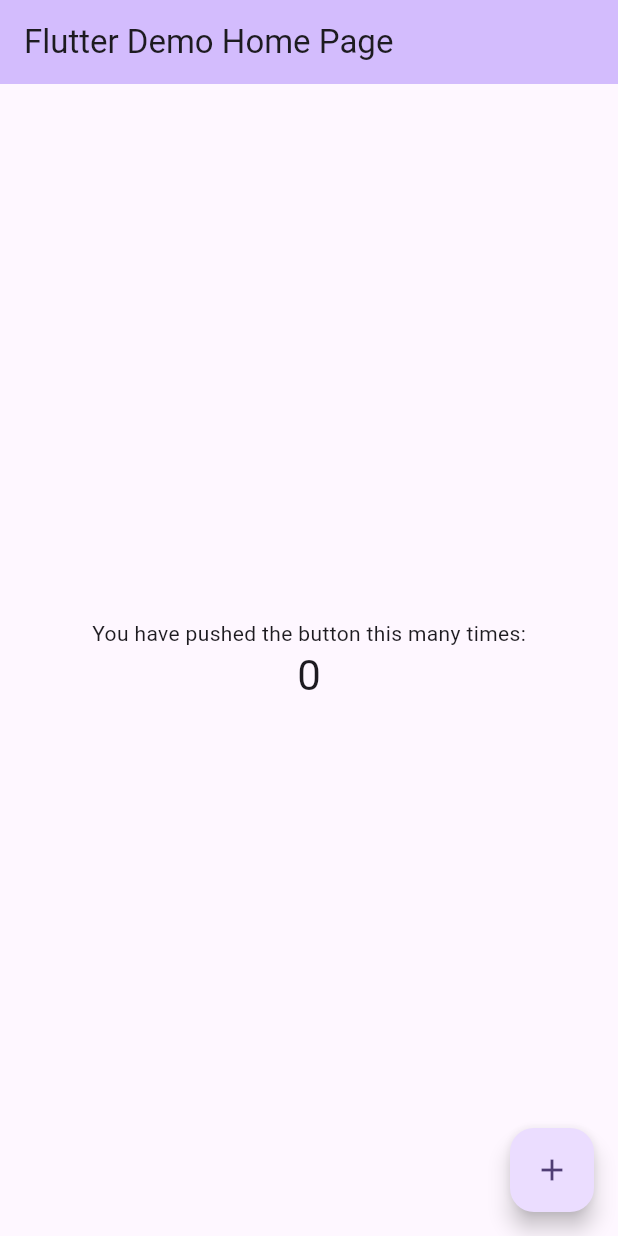
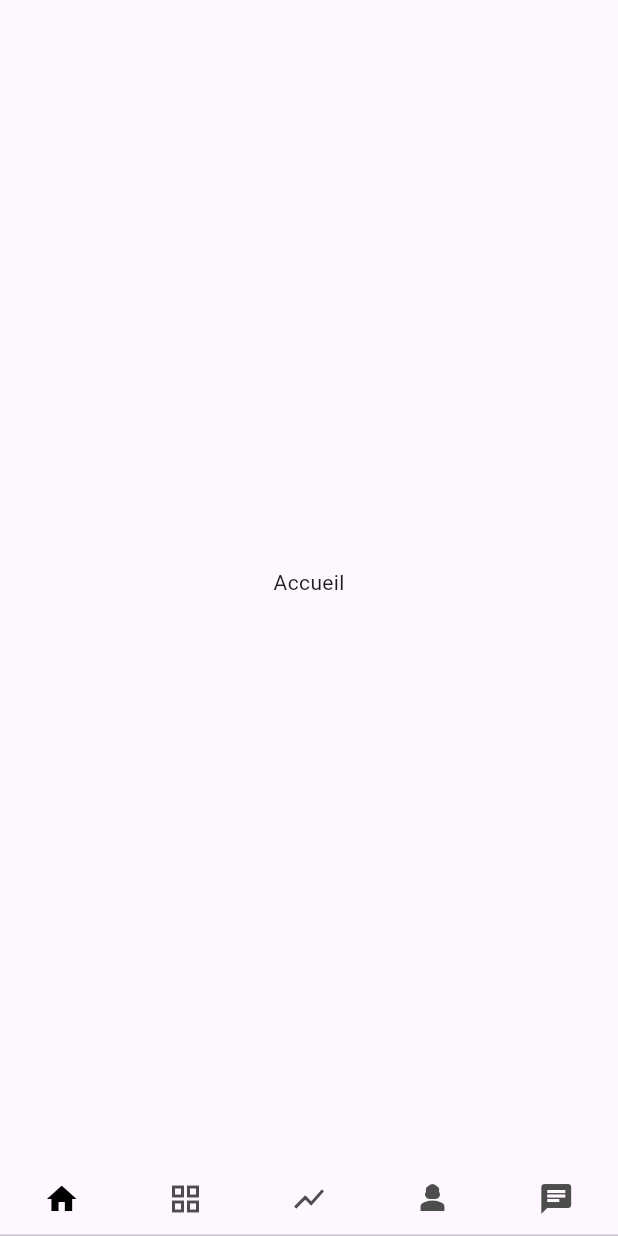
Before and after one commit to seydi-ahmed/OVA, a Flutter app: the screen it shows after launch, on a phone screen of 412 x 824 dp. Run offline on Flutter 3.47's test engine with Material 3 defaults, Android fonts, the phone set to English and light mode, and no system bars.

Commit message:
add menu and page

```diff
--- a/mobile/lib/main.dart
+++ b/mobile/lib/main.dart
@@ -1,4 +1,5 @@
 import 'package:flutter/material.dart';
+import 'widgets/custom_tab_bar.dart';
 
 void main() {
   runApp(const MyApp());
@@ -7,116 +8,32 @@ void main() {
 class MyApp extends StatelessWidget {
   const MyApp({super.key});
 
-  // This widget is the root of your application.
   @override
   Widget build(BuildContext context) {
     return MaterialApp(
-      title: 'Flutter Demo',
+      title: 'SIRA',
       theme: ThemeData(
-        // This is the theme of your application.
-        //
-        // TRY THIS: Try running your application with "flutter run". You'll see
-        // the application has a purple toolbar. Then, without quitting the app,
-        // try changing the seedColor in the colorScheme below to Colors.green
-        // and then invoke "hot reload" (save your changes or press the "hot
-        // reload" button in a Flutter-supported IDE, or press "r" if you used
-        // the command line to start the app).
-        //
-        // Notice that the counter didn't reset back to zero; the application
-        // state is not lost during the reload. To reset the state, use hot
-        // restart instead.
-        //
-        // This works for code too, not just values: Most code changes can be
-        // tested with just a hot reload.
-        colorScheme: ColorScheme.fromSeed(seedColor: Colors.deepPurple),
+        primarySwatch: Colors.blue,
       ),
-      home: const MyHomePage(title: 'Flutter Demo Home Page'),
+      home: const CustomTabBar(),
     );
   }
 }
 
-class MyHomePage extends StatefulWidget {
-  const MyHomePage({super.key, required this.title});
+// class MyHomePage extends StatefulWidget {
+//   const MyHomePage({super.key, required this.title});
 
-  // This widget is the home page of your application. It is stateful, meaning
-  // that it has a State object (defined below) that contains fields that affect
-  // how it looks.
+//   // This widget is the home page of your application. It is stateful, meaning
+//   // that it has a State object (defined below) that contains fields that affect
+//   // how it looks.
 
-  // This class is the configuration for the state. It holds the values (in this
-  // case the title) provided by the parent (in this case the App widget) and
-  // used by the build method of the State. Fields in a Widget subclass are
-  // always marked "final".
+//   // This class is the configuration for the state. It holds the values (in this
+//   // case the title) provided by the parent (in this case the App widget) and
+//   // used by the build method of the State. Fields in a Widget subclass are
+//   // always marked "final".
 
-  final String title;
+//   final String title;
 
-  @override
-  State<MyHomePage> createState() => _MyHomePageState();
-}
-
-class _MyHomePageState extends State<MyHomePage> {
-  int _counter = 0;
-
-  void _incrementCounter() {
-    setState(() {
-      // This call to setState tells the Flutter framework that something has
-      // changed in this State, which causes it to rerun the build method below
-      // so that the display can reflect the updated values. If we changed
-      // _counter without calling setState(), then the build method would not be
-      // called again, and so nothing would appear to happen.
-      _counter++;
-    });
-  }
-
-  @override
-  Widget build(BuildContext context) {
-    // This method is rerun every time setState is called, for instance as done
-    // by the _incrementCounter method above.
-    //
-    // The Flutter framework has been optimized to make rerunning build methods
-    // fast, so that you can just rebuild anything that needs updating rather
-    // than having to individually change instances of widgets.
-    return Scaffold(
-      appBar: AppBar(
-        // TRY THIS: Try changing the color here to a specific color (to
-        // Colors.amber, perhaps?) and trigger a hot reload to see the AppBar
-        // change color while the other colors stay the same.
-        backgroundColor: Theme.of(context).colorScheme.inversePrimary,
-        // Here we take the value from the MyHomePage object that was created by
-        // the App.build method, and use it to set our appbar title.
-        title: Text(widget.title),
-      ),
-      body: Center(
-        // Center is a layout widget. It takes a single child and positions it
-        // in the middle of the parent.
-        child: Column(
-          // Column is also a layout widget. It takes a list of children and
-          // arranges them vertically. By default, it sizes itself to fit its
-          // children horizontally, and tries to be as tall as its parent.
-          //
-          // Column has various properties to control how it sizes itself and
-          // how it positions its children. Here we use mainAxisAlignment to
-          // center the children vertically; the main axis here is the vertical
-          // axis because Columns are vertical (the cross axis would be
-          // horizontal).
-          //
-          // TRY THIS: Invoke "debug painting" (choose the "Toggle Debug Paint"
-          // action in the IDE, or press "p" in the console), to see the
-          // wireframe for each widget.
-          mainAxisAlignment: MainAxisAlignment.center,
-          children: <Widget>[
-            const Text('You have pushed the button this many times:'),
-            Text(
-              '$_counter',
-              style: Theme.of(context).textTheme.headlineMedium,
-            ),
-          ],
-        ),
-      ),
-      floatingActionButton: FloatingActionButton(
-        onPressed: _incrementCounter,
-        tooltip: 'Increment',
-        child: const Icon(Icons.add),
-      ), // This trailing comma makes auto-formatting nicer for build methods.
-    );
-  }
-}
+//   // @override
+//   // State<MyHomePage> createState() => _MyHomePageState();
+// }
--- /dev/null
+++ b/mobile/lib/screens/home/home_page.dart
@@ -0,0 +1,16 @@
+import 'package:flutter/material.dart';
+
+class HomePage extends StatefulWidget {
+  const HomePage({super.key});
+
+  @override
+  State<HomePage> createState() => _HomePageState();
+}
+
+class _HomePageState extends State<HomePage> with SingleTickerProviderStateMixin {
+
+  @override
+  Widget build(BuildContext context) {
+    return Center(child: Text('Accueil'));
+  }
+}
--- /dev/null
+++ b/mobile/lib/widgets/custom_tab_bar.dart
@@ -0,0 +1,57 @@
+import 'package:flutter/material.dart';
+import '../screens/home/home_page.dart';
+
+class CustomTabBar extends StatefulWidget {
+  const CustomTabBar({super.key});
+
+  @override
+  State<CustomTabBar> createState() => _CustomTabBarState();
+}
+
+class _CustomTabBarState extends State<CustomTabBar> with SingleTickerProviderStateMixin {
+  late TabController _tabController;
+
+  @override
+  void initState() {
+    super.initState();
+    _tabController = TabController(length: 5, vsync: this);
+  }
+
+  @override
+  void dispose() {
+    _tabController.dispose();
+    super.dispose();
+  }
+
+  @override
+  Widget build(BuildContext context) {
+    return Scaffold(
+      body: TabBarView(
+        controller: _tabController,
+        children: const [
+          HomePage(),
+          Center(child: Text('Recherche')),
+          Center(child: Text('Statistiques')),
+          Center(child: Text('Profil')),
+          Center(child: Text('Messages')),
+        ],
+      ),
+      bottomNavigationBar: Material(
+        // color: Theme.of(context).primaryColor,
+        child: TabBar(
+          controller: _tabController,
+          tabs: const [
+            Tab(icon: Icon(Icons.home)),
+            Tab(icon: Icon(Icons.grid_view_outlined)),
+            Tab(icon: Icon(Icons.show_chart)),
+            Tab(icon: Icon(Icons.person_3)),
+            Tab(icon: Icon(Icons.chat)),
+          ],
+          labelColor: Color(0xFF000000),
+          unselectedLabelColor: Color(0xFF4D4D4D),
+          indicatorColor: Colors.transparent,
+        ),
+      ),
+    );
+  }
+}
```
